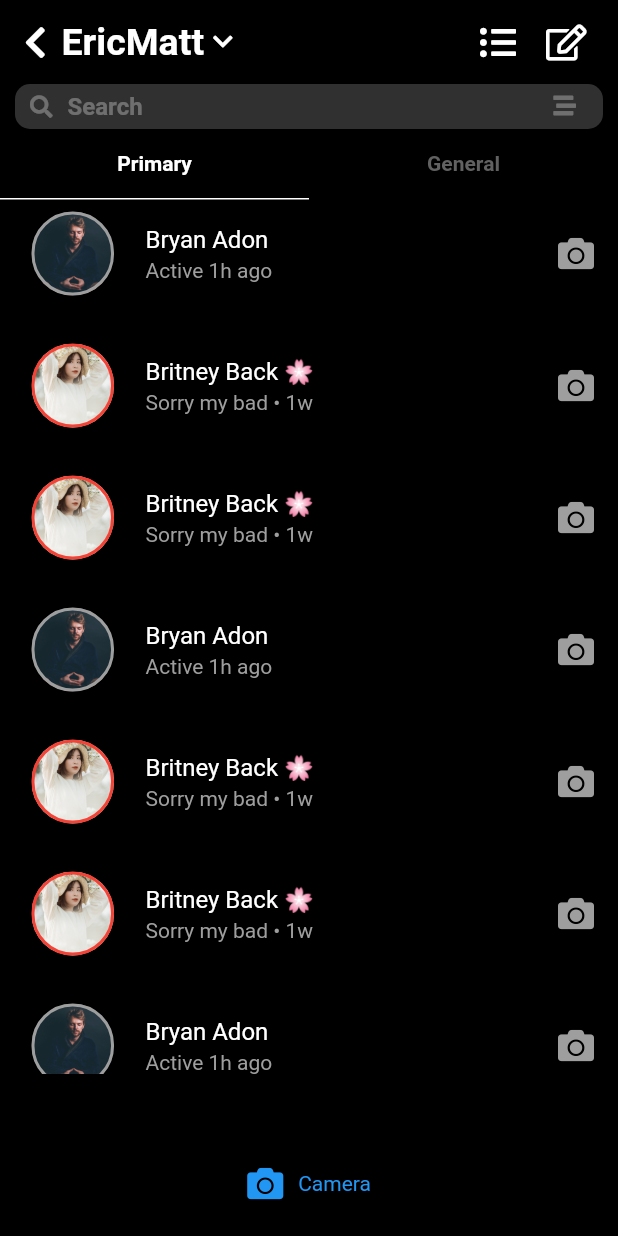
After one commit to valden6/instagram, a Flutter app: the MessageScreen screen opened directly, on a phone screen of 412 x 824 dp. The commit adds this screen. Run offline on Flutter 3.47's test engine with Material 2 defaults, Android fonts, the phone set to English and light mode, and no system bars; our stand-ins replace font_awesome_flutter, video_player; Roboto replaces fonts that are missing (SF).

Commit message:
[1.7.0] - Adding message screen + Adding slide left animation

```diff
--- /dev/null
+++ b/lib/animations/slideLeftRoute.dart
@@ -0,0 +1,29 @@
+import 'package:flutter/material.dart';
+
+class SlideLeftRoute extends PageRouteBuilder {
+
+  final Widget page;
+
+  SlideLeftRoute({this.page})
+  : super(
+      pageBuilder: (
+        BuildContext context,
+        Animation<double> animation,
+        Animation<double> secondaryAnimation,
+      ) =>
+          page,
+      transitionsBuilder: (
+        BuildContext context,
+        Animation<double> animation,
+        Animation<double> secondaryAnimation,
+        Widget child,
+      ) =>
+          SlideTransition(
+            position: Tween<Offset>(
+              begin: const Offset(1, 0),
+              end: Offset.zero,
+            ).animate(animation),
+            child: child,
+          ),
+    );
+}
--- a/lib/screens/homeScreen.dart
+++ b/lib/screens/homeScreen.dart
@@ -1,5 +1,7 @@
 import 'package:flutter/material.dart';
 import 'package:font_awesome_flutter/font_awesome_flutter.dart';
+import 'package:instagram/animations/slideLeftRoute.dart';
+import 'package:instagram/screens/messageScreen.dart';
 import 'package:instagram/widgets/user-content/userContent.dart';
 import 'package:instagram/widgets/user-content/userContentActions.dart';
 import 'package:instagram/widgets/user-content/userContentComment.dart';
@@ -30,7 +32,7 @@ class HomeScreen extends StatelessWidget {
             icon: FaIcon(FontAwesomeIcons.heart, size:22, color: Colors.white)
           ),
           IconButton(
-            onPressed: () {},
+            onPressed: () => Navigator.push(context, SlideLeftRoute(page: MessageScreen())),
             icon: FaIcon(FontAwesomeIcons.paperPlane, size:22, color: Colors.white)
           )
         ]
--- /dev/null
+++ b/lib/screens/messageScreen.dart
@@ -0,0 +1,151 @@
+import 'package:flutter/material.dart';
+import 'package:font_awesome_flutter/font_awesome_flutter.dart';
+import 'package:instagram/widgets/messageGeneralBox.dart';
+import 'package:instagram/widgets/messagePrimaryBox.dart';
+
+class MessageScreen extends StatefulWidget {
+  @override
+  _MessageScreenState createState() => _MessageScreenState();
+}
+
+class _MessageScreenState extends State<MessageScreen> {
+  @override
+  Widget build(BuildContext context) {
+    return Scaffold(
+      backgroundColor: Colors.black,
+      appBar: AppBar(
+        elevation: 0,
+        backgroundColor: Colors.black,
+        automaticallyImplyLeading: false,
+        title: Container(
+          width: MediaQuery.of(context).size.width,
+          child: Row(
+            children: [
+              Expanded(
+                flex: 8,
+                child: Container(
+                  child: Row(
+                    children: [
+                      FaIcon(FontAwesomeIcons.chevronLeft),
+                      Padding(padding: EdgeInsets.symmetric(horizontal: 5)),
+                      Text("EricMatt",style: TextStyle(fontWeight: FontWeight.bold,fontSize: 25)),
+                      Padding(padding: EdgeInsets.symmetric(horizontal: 3)),
+                      FaIcon(FontAwesomeIcons.chevronDown,size: 15)
+                    ]
+                  )
+                )
+              ),
+              Expanded(
+                flex: 2,
+                child: Container(
+                  child: Row(
+                    children: [
+                      FaIcon(FontAwesomeIcons.listUl),
+                      Padding(padding: EdgeInsets.symmetric(horizontal: 10)),
+                      FaIcon(FontAwesomeIcons.edit)
+                    ]
+                  )
+                )
+              )
+            ]
+          )
+        )
+      ),
+      body: SingleChildScrollView(
+        child: Container(
+          child: Column(
+            children: [
+              Container(
+                width: MediaQuery.of(context).size.width,
+                height: 30,
+                child: Row(
+                  children: [
+                    Padding(padding: EdgeInsets.only(left:10)),
+                    Expanded(
+                      flex: 9,
+                      child: Container(
+                        decoration: BoxDecoration(
+                          borderRadius: BorderRadius.circular(10),
+                          color: Colors.grey.withOpacity(0.3)
+                        ),
+                        child: TextField(
+                          textAlignVertical: TextAlignVertical.center,
+                          style: TextStyle(color: Colors.white),
+                          cursorColor: Colors.grey,
+                          decoration: InputDecoration(
+                            contentPadding: EdgeInsets.all(10.0),
+                            prefixIconConstraints: BoxConstraints(minWidth: 30),
+                            border: InputBorder.none,
+                            prefixIcon: Padding(
+                              padding: const EdgeInsets.only(left:10, right: 10),
+                              child: FaIcon(FontAwesomeIcons.search, color: Colors.white.withOpacity(0.3), size: 15),
+                            ),
+                            suffixIcon: Padding(
+                              padding: const EdgeInsets.symmetric(horizontal:15,vertical: 7),
+                              child: FaIcon(FontAwesomeIcons.stream, color: Colors.white.withOpacity(0.3), size: 15),
+                            ),
+                            hintText: "Search",
+                            hintStyle: TextStyle(color: Colors.white.withOpacity(0.3),fontWeight: FontWeight.bold),
+                          )
+                        )
+                      )
+                    ),
+                    Padding(padding: EdgeInsets.only(left:10))
+                  ]
+                )
+              ),
+              DefaultTabController(
+                length: 2,
+                initialIndex: 0,
+                child: Container(
+                  width: MediaQuery.of(context).size.width,
+                  height: 630,
+                  child: Column(
+                    children: [
+                      TabBar(
+                        indicatorColor: Colors.white,
+                        labelColor: Colors.white,
+                        unselectedLabelColor: Colors.grey[700],
+                        indicatorWeight: 1,
+                        tabs: [
+                          Tab(child: Text("Primary",style: TextStyle(fontWeight: FontWeight.bold))),
+                          Tab(child: Text("General",style: TextStyle(fontWeight: FontWeight.bold))),
+                        ]
+                      ),
+                      Expanded(
+                        child: TabBarView(
+                          children: [
+                            Container(
+                              child: MessagePrimaryBox(),
+                            ),
+                            Container(
+                              child: MessageGeneralBox(),
+                            )
+                          ]
+                        )
+                      )
+                    ]
+                  )
+                )
+              )
+            ]
+          )
+        )
+      ),
+      bottomNavigationBar: Container(
+        height: 70,
+        color: Colors.black,
+        child: InkWell(
+          child: Row(
+            mainAxisAlignment: MainAxisAlignment.center,
+            children: <Widget>[
+              FaIcon(FontAwesomeIcons.camera,color:Colors.blue),
+              Padding(padding: EdgeInsets.symmetric(horizontal: 5)),
+              Text("Camera",style: TextStyle(color: Colors.blue)),
+            ]
+          )
+        )
+      )
+    );
+  }
+}
--- /dev/null
+++ b/lib/widgets/messageGeneralBox.dart
@@ -0,0 +1,50 @@
+import 'package:flutter/material.dart';
+import 'package:font_awesome_flutter/font_awesome_flutter.dart';
+
+class MessageGeneralBox extends StatelessWidget {
+  @override
+  Widget build(BuildContext context) {
+    return Container(
+      child: ListView.separated(
+        separatorBuilder: (context, index) => Divider(
+          color: Colors.black26,
+        ),
+        shrinkWrap: true,
+        itemCount: 2,
+        itemBuilder: (BuildContext context, int index) {
+
+          Color color = (index % 3 == 0) ? Colors.grey : Colors.red;
+          String userName = (index % 3 == 0) ? "Spencer Adh" : "Eva Courtnoi";
+          String userImg = (index % 3 == 0) ? "assets/stranger-2.jpg" : "assets/stranger-1.jpg";
+          String userDate = (index % 3 == 0) ? "Hi, do we know each other? • 1w" : "Hey, would you like... • 1w";
+
+          return ListTile(
+            leading: Container(
+              height: 70,
+              width: 55,
+              margin: EdgeInsets.only(
+                left: 5.0,
+                right: 5.0
+              ),
+              decoration: BoxDecoration(
+                borderRadius: BorderRadius.circular(100.0),
+                border: Border.all(
+                  width:2,
+                  style:BorderStyle.solid ,
+                  color: color
+                ),
+                image: DecorationImage(
+                  fit: BoxFit.cover,
+                  image: AssetImage(userImg)
+                )
+              )
+            ),
+            title: Text(userName,style: TextStyle(color: Colors.white)),
+            subtitle: Text(userDate,style: TextStyle(color: Colors.grey)),
+            trailing: FaIcon(FontAwesomeIcons.camera,color: Colors.grey)
+          );
+        }
+      )
+    );
+  }
+}
--- /dev/null
+++ b/lib/widgets/messagePrimaryBox.dart
@@ -0,0 +1,50 @@
+import 'package:flutter/material.dart';
+import 'package:font_awesome_flutter/font_awesome_flutter.dart';
+
+class MessagePrimaryBox extends StatelessWidget {
+  @override
+  Widget build(BuildContext context) {
+    return Container(
+      child: ListView.separated(
+        separatorBuilder: (context, index) => Divider(
+          color: Colors.black26,
+        ),
+        shrinkWrap: true,
+        itemCount: 15,
+        itemBuilder: (BuildContext context, int index) {
+
+          Color color = (index % 3 == 0) ? Colors.grey : Colors.red;
+          String userName = (index % 3 == 0) ? "Bryan Adon" : "Britney Back 🌸";
+          String userImg = (index % 3 == 0) ? "assets/friend-2.jpg" : "assets/friend-1.jpg";
+          String userDate = (index % 3 == 0) ? "Active 1h ago" : "Sorry my bad • 1w";
+
+          return ListTile(
+            leading: Container(
+              height: 70,
+              width: 55,
+              margin: EdgeInsets.only(
+                left: 5.0,
+                right: 5.0
+              ),
+              decoration: BoxDecoration(
+                borderRadius: BorderRadius.circular(100.0),
+                border: Border.all(
+                  width:2,
+                  style:BorderStyle.solid ,
+                  color: color
+                ),
+                image: DecorationImage(
+                  fit: BoxFit.cover,
+                  image: AssetImage(userImg)
+                )
+              )
+            ),
+            title: Text(userName,style: TextStyle(color: Colors.white)),
+            subtitle: Text(userDate,style: TextStyle(color: Colors.grey)),
+            trailing: FaIcon(FontAwesomeIcons.camera,color: Colors.grey)
+          );
+        }
+      )
+    );
+  }
+}
--- a/pubspec.yaml
+++ b/pubspec.yaml
@@ -78,6 +78,10 @@ flutter:
     - assets/pin-story-1.jpg
     - assets/pin-story-2.jpg
     - assets/pp.jpg
+    - assets/friend-1.jpg
+    - assets/friend-2.jpg
+    - assets/stranger-1.jpg
+    - assets/stranger-2.jpg
 
   # An image asset can refer to one or more resolution-specific "variants", see
   # https://flutter.dev/assets-and-images/#resolution-aware.
```
Also changed, not shown: assets/friend-1.jpg (added), assets/friend-2.jpg (added), assets/stranger-1.jpg (added), assets/stranger-2.jpg (added), 1 other file.
